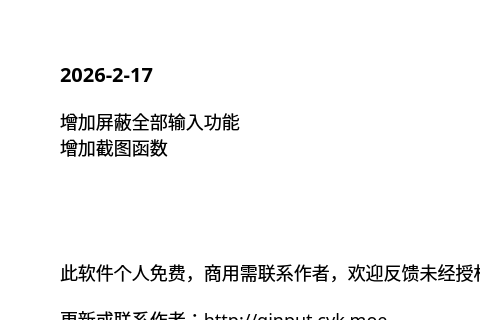
ChiyukiGana/Quickinput, file source/ui/AboutUi.ui: the form before one commit; both pictures show x 0 to 480 and y 0 to 320 of the 640 by 440 pixel window.
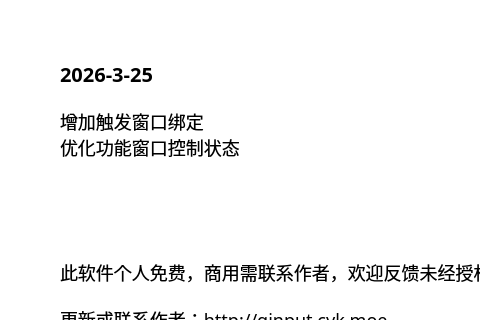
The form after the commit.

What changed in the file:
```diff
--- a/source/ui/AboutUi.ui
+++ b/source/ui/AboutUi.ui
@@ -69,7 +69,7 @@
       <string notr="true">font-size:20px</string>
      </property>
      <property name="text">
-      <string>2026-2-17</string>
+      <string>2026-3-25</string>
      </property>
      <property name="textFormat">
       <enum>Qt::TextFormat::PlainText</enum>
@@ -85,8 +85,8 @@
       </sizepolicy>
      </property>
      <property name="text">
-      <string>增加屏蔽全部输入功能
-增加截图函数</string>
+      <string>增加触发窗口绑定
+优化功能窗口控制状态</string>
      </property>
      <property name="textFormat">
       <enum>Qt::TextFormat::PlainText</enum>
```
